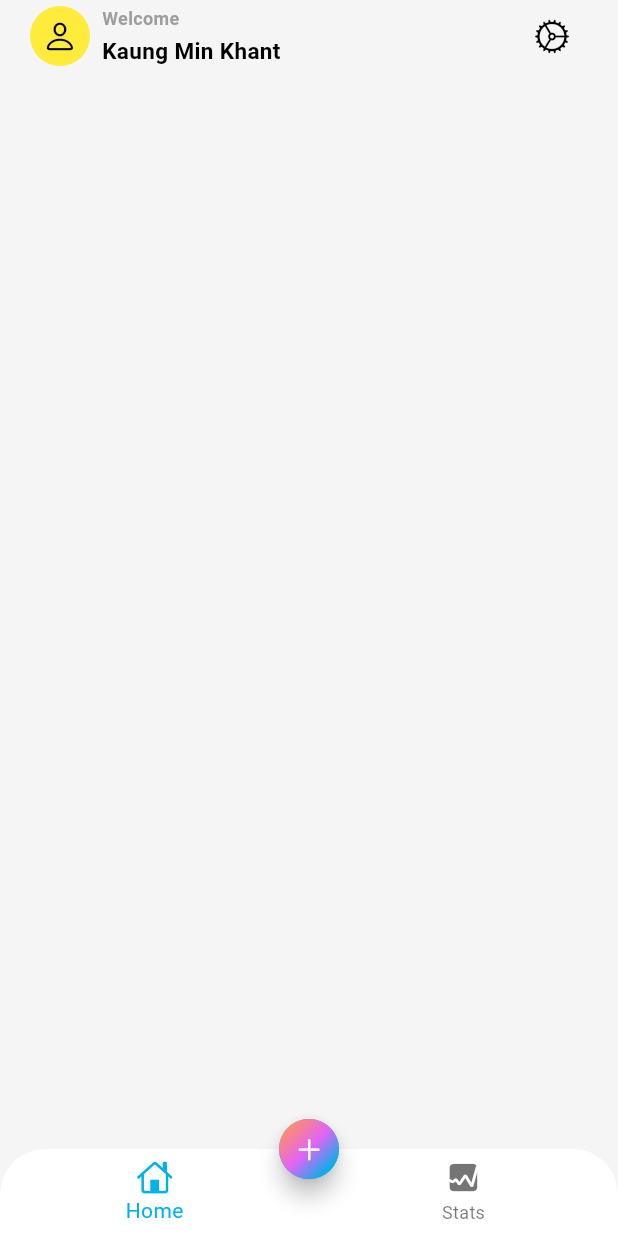
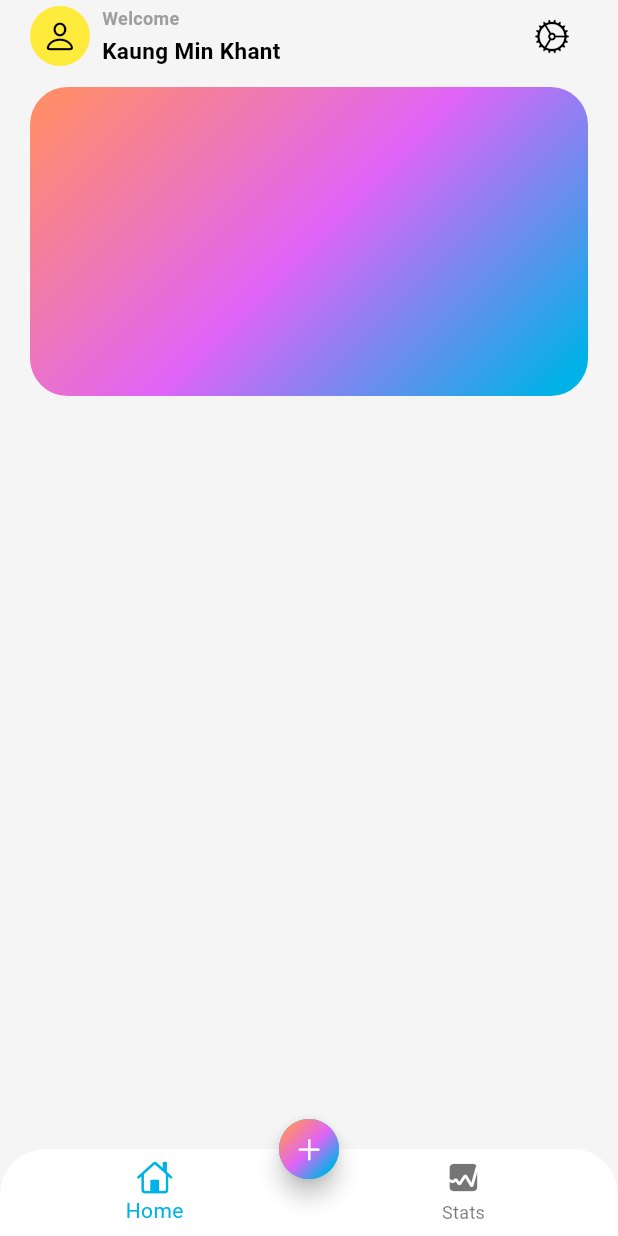
Before and after one commit to MinKhant21/Expense_Tracker_Flutter_app, a Flutter app: the screen it shows after launch, on a phone screen of 412 x 824 dp. Run offline on Flutter 3.47's test engine with Material 3 defaults, Android fonts, the phone set to English and light mode, and no system bars.

Commit message:
first blokc

```diff
--- a/lib/screens/home/views/main_screen.dart
+++ b/lib/screens/home/views/main_screen.dart
@@ -1,3 +1,5 @@
+import 'dart:math';
+
 import 'package:flutter/cupertino.dart';
 import 'package:flutter/material.dart';
 
@@ -25,7 +27,9 @@ class MainView extends StatelessWidget {
                       SizedBox(
                         width: 8,
                       ),
-                      Column(crossAxisAlignment: CrossAxisAlignment.start, children: [
+                      Column(
+                          crossAxisAlignment: CrossAxisAlignment.start,
+                          children: [
                             Text(
                               "Welcome",
                               style: TextStyle(
@@ -50,15 +54,24 @@ class MainView extends StatelessWidget {
                   ),
                   IconButton(
                       onPressed: () {},
-                  icon:const Icon(CupertinoIcons.settings)
-                  ),
-
+                      icon: const Icon(CupertinoIcons.settings)),
                 ],
               ),
             ),
-
-
-
+            const SizedBox(height: 10),
+            Container(
+              height: MediaQuery.of(context).size.width / 2,
+              decoration: BoxDecoration(
+                  color: Colors.red,
+                  gradient: const LinearGradient(colors: [
+                    Color(0xFFFF8D6C),
+                    Color(0xFFE064F7),
+                    Color(0xFF00B2E7),
+                  ],
+                  transform:  GradientRotation(pi/4),
+                  ),
+                  borderRadius: BorderRadius.circular(25)),
+            )
           ],
         ),
       ),
```
Lines whose indentation alone changed are shown as unchanged.
